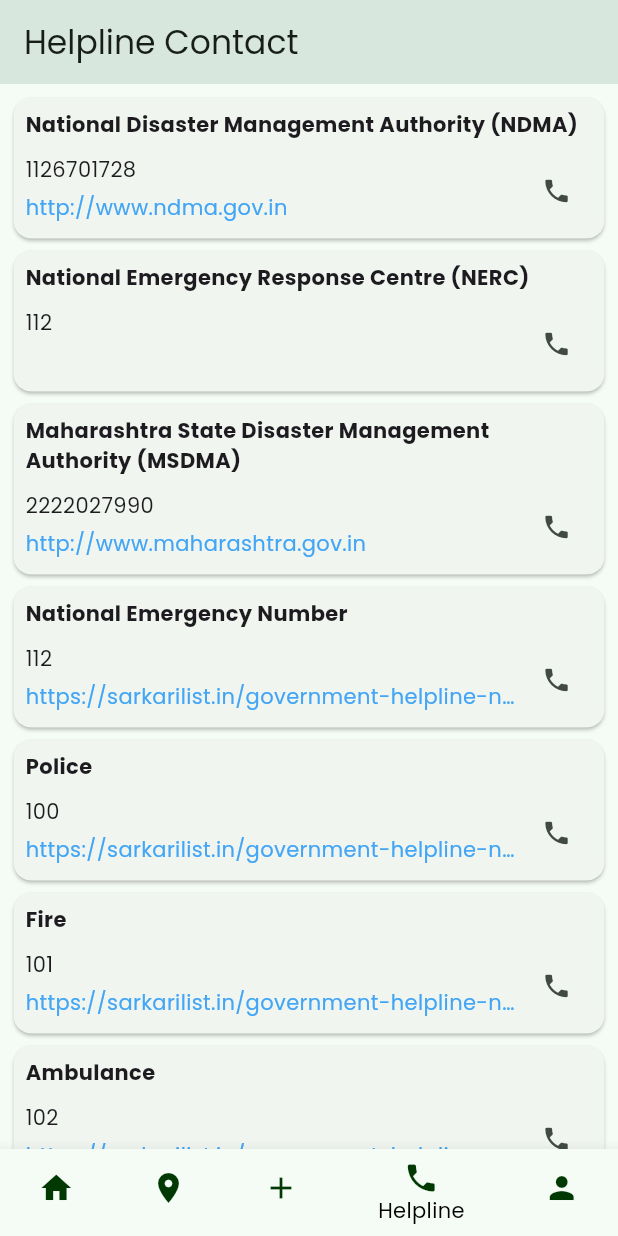
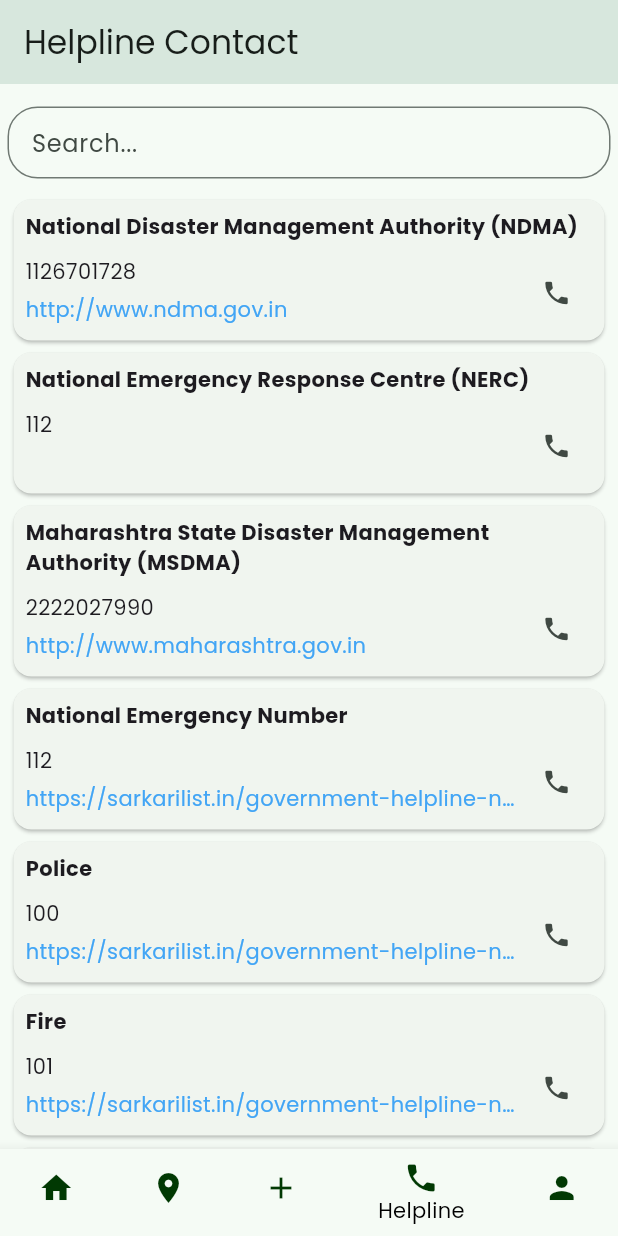
Before and after one commit to VishalRChaudhari/Disaster-, a Flutter app: the screen it shows once a user with an empty profile is signed in, item 4 of the bottom bar chosen, after a tap on the "phone" icon, on a phone screen of 412 x 824 dp. Run offline on Flutter 3.47's test engine with Material 3 defaults, Android fonts, the light colour scheme and no system bars; our stand-ins replace cloud_firestore, firebase_auth, firebase_core, flutter_map, font_awesome_flutter, geocoding and 6 more; accounts and stored records are empty; network calls fail.

Commit message:
UI updates in homepage

```diff
--- a/lib/Screens/home.dart
+++ b/lib/Screens/home.dart
@@ -4,7 +4,7 @@
 import 'package:disastermanagement/Widgets/disaster_page.dart';
 import 'package:disastermanagement/Widgets/helpline_card.dart';
 import 'package:disastermanagement/Widgets/profile.dart';
-import 'package:firebase_auth/firebase_auth.dart';
+
 import 'package:flutter/material.dart';
 
 class HomePage extends StatefulWidget {
@@ -67,7 +67,6 @@
               },
               icon: const Icon(Icons.notifications_outlined),
             ),
-
         ],
       ),
       bottomNavigationBar: BottomNavigationBar(
--- a/lib/Widgets/WeatherCard.dart
+++ b/lib/Widgets/WeatherCard.dart
@@ -1,5 +1,6 @@
 import 'package:disastermanagement/sec.dart';
 import 'package:flutter/material.dart';
+import 'package:font_awesome_flutter/font_awesome_flutter.dart';
 import 'package:weather/weather.dart';
 
 class WeatherCard extends StatefulWidget {
@@ -31,54 +32,88 @@
       height: 150,
       width: double.infinity,
       child: Card(
-        elevation: 2,
+        elevation: 1,
+        shape: RoundedRectangleBorder(
+          borderRadius: BorderRadius.circular(15),
+        ),
+
+       color : Theme.of(context).colorScheme.secondaryContainer,
         child: Padding(
-          padding: const EdgeInsets.only(left: 20, top: 10),
+          padding: const EdgeInsets.all(15),
           child: Column(
             crossAxisAlignment: CrossAxisAlignment.start,
             children: [
-              //city name
               Text(
                 _weather == null ? 'Loading...' : "${_weather?.areaName}",
                 style: const TextStyle(
-                  fontWeight: FontWeight.w500,
-                  fontSize: 28,
+                  fontWeight: FontWeight.w600,
+                  fontSize: 26,
+                  color: Colors.black87,
                 ),
               ),
-              const SizedBox(
-                height: 13,
-              ),
-              //sky
-
-              //temperature
+              const SizedBox(height: 10),
               Row(
                 children: [
-                  const Text('Temperature : '),
+                  const Icon(FontAwesomeIcons.temperatureHigh,
+                      size: 18, color: Colors.orange),
+                  const SizedBox(width: 8),
                   Text(
                     _weather == null
                         ? ' - °C '
                         : '${_weather?.temperature?.celsius?.toStringAsFixed(1)}° C',
+                    style: const TextStyle(fontSize: 18),
                   ),
                 ],
               ),
-
-              //humidity
+              const SizedBox(height: 8),
               Row(
                 children: [
-                  const Text(
-                    'Humidity : ',
-                  ),
-                  Text(_weather == null
-                        ? '-' :
-                    "${_weather?.humidity}" ),
+                  // ignore: deprecated_member_use
+                  const Icon(FontAwesomeIcons.tint,
+                      size: 18, color: Colors.blue),
+                  const SizedBox(width: 8),
+                  Text(_weather == null ? '-' : "${_weather?.humidity}%",
+                      style: const TextStyle(fontSize: 18)),
                 ],
-              )
+              ),
             ],
           ),
         ),
       ),
     );
   }
+
+
+
+
+
+
+
+
+
+
+
+
+
+
+
+
+
+
+
+
+
+
+
+
+
+
+
+
+
+
+
+
 
 
 
--- a/lib/Widgets/disaster_page.dart
+++ b/lib/Widgets/disaster_page.dart
@@ -3,6 +3,7 @@
 import 'package:disastermanagement/Widgets/weatherCard.dart';
 import 'package:firebase_auth/firebase_auth.dart';
 import 'package:flutter/material.dart';
+import 'package:font_awesome_flutter/font_awesome_flutter.dart';
 
 class DisasterPage extends StatefulWidget {
   const DisasterPage({super.key});
@@ -68,29 +69,23 @@
         crossAxisAlignment: CrossAxisAlignment.start,
         children: [
           //search location
-          /*const Padding(
-            padding: EdgeInsets.only(
-              top: 10,
-            ),
-            child: TextField(
+          TextField(
             decoration: InputDecoration(
               filled: true,
-                enabled: true,
+              fillColor: Theme.of(context).colorScheme.primary.withOpacity(0.1),
               enabledBorder: OutlineInputBorder(
-                  borderRadius: BorderRadius.all(
-                    Radius.circular(25),
+                borderRadius: BorderRadius.circular(25),
+                borderSide: BorderSide(color: Colors.grey.shade400),
+              ),
+              focusedBorder: OutlineInputBorder(
+                borderRadius: BorderRadius.circular(25),
+                borderSide: const BorderSide(color: Colors.blue, width: 2),
+              ),
+              prefixIcon: const Icon(Icons.search, color: Colors.grey),
+              hintText: 'Search City',
+              contentPadding: const EdgeInsets.all(15),
             ),
           ),
-                border: OutlineInputBorder(
-                  borderRadius: BorderRadius.all(
-                    Radius.circular(25),
-                  ),
-                ),
-                label: Text('Search City'),
-                contentPadding: EdgeInsets.all(15),
-              ),
-            ),
-          ),*/
           //const SearchCity(),
           const SizedBox(
             height: 10,
@@ -99,26 +94,41 @@
 
           SizedBox(
             width: double.infinity,
-            height: 110,
+            height: 120,
             child: Card(
-              elevation: 3,
+              elevation: 1,
+              shape: RoundedRectangleBorder(
+                borderRadius: BorderRadius.circular(15),
+              ),
+              color: Theme.of(context).colorScheme.secondaryContainer,
               child: Padding(
-                padding: const EdgeInsets.only(left: 20),
-                child: Column(
+                padding: const EdgeInsets.symmetric(horizontal: 20),
+                child: Row(
+                  children: [
+                    CircleAvatar(
+                      radius: 30,
+                      backgroundColor: Theme.of(context).colorScheme.primary,
+                      child: const Icon(FontAwesomeIcons.user,
+                          size: 30, color: Colors.white),
+                    ),
+                    const SizedBox(width: 15),
+                    Column(
                       mainAxisAlignment: MainAxisAlignment.center,
                       crossAxisAlignment: CrossAxisAlignment.start,
                       children: [
                         const Text(
                           'Hello...',
-                      style: TextStyle(
-                        fontSize: 15,
+                          style: TextStyle(fontSize: 16, color: Colors.black54),
+                        ),
+                        Text(
+                          userData?['name'] ?? 'Guest',
+                          style: const TextStyle(
+                            fontSize: 24,
+                            fontWeight: FontWeight.bold,
+                            color: Colors.black87,
                           ),
                         ),
-                    Text(
-                      '${userData?['name'] ?? 'N/A'}',
-                      style: const TextStyle(
-                        fontSize: 26,
-                      ),
+                      ],
                     ),
                   ],
                 ),
@@ -136,7 +146,7 @@
             height: 10,
           ),
           const Text(
-            ' News',
+            'Latest News',
             style: TextStyle(
               fontSize: 30,
             ),
--- a/lib/Widgets/helpline_card.dart
+++ b/lib/Widgets/helpline_card.dart
@@ -1,4 +1,5 @@
 import 'package:disastermanagement/Models/helpline.dart';
+import 'package:disastermanagement/Widgets/helplinecard.dart';
 import 'package:flutter/material.dart';
 import 'package:url_launcher/url_launcher.dart';
 
@@ -12,9 +13,11 @@
 }
 
 class _HelpCard extends State<HelpCard> {
+  final TextEditingController searchcontroller = TextEditingController();
+  List<Contacts> filteredcontacts = [];
   @override
   Widget build(BuildContext context) {
-    _launchUrl(String url) async {
+    void _launchUrl(String url) async {
       final Uri uri = Uri.parse(url);
       if (await canLaunchUrl(uri)) {
         await launchUrl(
@@ -35,63 +38,64 @@
       }
     }
 
+    void searchedHelplines(String keyword) {
+      for (final contacts in emergencyContacts) {
+        if (keyword == contacts.contactName) {
+          filteredcontacts.add(contacts);
+        }
+        for (final contact in filteredcontacts) {
+          Helplinecard(
+            contactname: contact.contactName,
+            number: contact.contactNumber.toString(),
+            url: contact.url,
+            phoneCall: (number) {
+              _makePhoneCall(contact.contactNumber.toString());
+            },
+            urlLaunch: (url) {
+              _launchUrl(contact.url);
+            },
+          );
+        }
+      }
+    }
+
     return Padding(
       padding: const EdgeInsets.all(5),
       child: Column(
         crossAxisAlignment: CrossAxisAlignment.start,
         children: [
-          for (final contacts in emergencyContacts)
-            SizedBox(
-              width: double.infinity,
-              child: Card(
-                child: Padding(
-                  padding: const EdgeInsets.all(8.0),
-                  child: Column(
-                    crossAxisAlignment: CrossAxisAlignment.start,
-                    children: [
-                      // Contact Name
-                      Text(
-                        contacts.contactName,
-                        style: TextStyle(fontWeight: FontWeight.bold),
-                      ),
-                      const SizedBox(height: 10),
-                      // Number and URL Row
-                      Row(
-                        crossAxisAlignment: CrossAxisAlignment.start,
-                        children: [
-                          Expanded(
-                            child: Column(
-                              crossAxisAlignment: CrossAxisAlignment.start,
-                              children: [
-                                Text(
-                                  contacts.contactNumber.toString(),
-                                  style: TextStyle(fontSize: 14),
-                                ),
-                                const SizedBox(height: 5),
-                                GestureDetector(
-                                  child: Text(
-                                    contacts.url,
-                                    style:
-                                        TextStyle(color: Colors.blue.shade400),
-                                    overflow: TextOverflow.ellipsis,
-                                    maxLines: 1,
-                                  ),
-                                  onTap: () => _launchUrl(contacts.url),
-                                ),
-                              ],
-                            ),
-                          ),
-                          IconButton(
-                            onPressed: () => _makePhoneCall(
-                                contacts.contactNumber.toString()),
-                            icon: Icon(Icons.phone, size: 20),
-                          ),
-                        ],
-                      ),
-                    ],
-                  ),
+          SizedBox(
+            height: 10,
+          ),
+          //Search bar
+          TextField(
+
+            controller: searchcontroller,
+            decoration: InputDecoration(
+              contentPadding: EdgeInsets.all(12),
+              hintText: 'Search...',
+              border: OutlineInputBorder(
+                borderRadius: BorderRadius.all(
+                  Radius.circular(20),
                 ),
               ),
+            ),
+          ),
+          SizedBox(
+            height: 10,
+          ),
+
+          for (final contacts in emergencyContacts)
+            Helplinecard(
+              contactname: contacts.contactName,
+              number: contacts.contactNumber.toString(),
+              url: contacts.url,
+              phoneCall: (number) {
+                _makePhoneCall(contacts.contactNumber.toString());
+              },
+              urlLaunch: (url) {
+                _launchUrl(contacts.url);
+              },
             ),
         ],
       ),
--- /dev/null
+++ b/lib/Widgets/helplinecard.dart
@@ -0,0 +1,71 @@
+import 'package:flutter/material.dart';
+
+
+class Helplinecard extends StatelessWidget {
+  Helplinecard(
+      {super.key,
+      required this.contactname,
+      required this.number,
+      required this.url,
+      required this.phoneCall,
+      required this.urlLaunch});
+
+  String contactname;
+  String url;
+  String number;
+   Function(String number) phoneCall;
+   Function(String url) urlLaunch;
+  @override
+  Widget build(BuildContext context) {
+    return SizedBox(
+      width: double.infinity,
+      child: Card(
+        child: Padding(
+          padding: const EdgeInsets.all(8.0),
+          child: Column(
+            crossAxisAlignment: CrossAxisAlignment.start,
+            children: [
+              // Contact Name
+              Text(
+                contactname,
+                style: TextStyle(fontWeight: FontWeight.bold),
+              ),
+              const SizedBox(height: 10),
+              // Number and URL Row
+              Row(
+                crossAxisAlignment: CrossAxisAlignment.start,
+                children: [
+                  Expanded(
+                    child: Column(
+                      crossAxisAlignment: CrossAxisAlignment.start,
+                      children: [
+                        Text(
+                          number,
+                          style: TextStyle(fontSize: 14),
+                        ),
+                        const SizedBox(height: 5),
+                        GestureDetector(
+                          child: Text(
+                            url,
+                            style: TextStyle(color: Colors.blue.shade400),
+                            overflow: TextOverflow.ellipsis,
+                            maxLines: 1,
+                          ),
+                          onTap: () => urlLaunch(url),
+                        ),
+                      ],
+                    ),
+                  ),
+                  IconButton(
+                    onPressed: () => phoneCall(number),
+                    icon: Icon(Icons.phone, size: 20),
+                  ),
+                ],
+              ),
+            ],
+          ),
+        ),
+      ),
+    );
+  }
+}
--- a/lib/Widgets/news.dart
+++ b/lib/Widgets/news.dart
@@ -23,6 +23,7 @@
   Widget build(BuildContext context) {
     return Card(
       margin: const EdgeInsets.only(left: 8, top: 10, bottom: 10, right: 8),
+      color : Theme.of(context).colorScheme.secondaryContainer,
       child: ExpansionTile(
         title: Text(newsItem.title),
         subtitle: Text(newsItem.date),
--- a/lib/main.dart
+++ b/lib/main.dart
@@ -1,15 +1,21 @@
+import 'package:disastermanagement/Providers/address_provider.dart';
 import 'package:disastermanagement/Screens/splashsceen.dart';
 import 'package:disastermanagement/firebase_options.dart';
 import 'package:firebase_core/firebase_core.dart';
 import 'package:flutter/material.dart';
 import 'package:google_fonts/google_fonts.dart';
+import 'package:provider/provider.dart';
 
 void main() async {
   WidgetsFlutterBinding.ensureInitialized();
   await Firebase.initializeApp(
     options: DefaultFirebaseOptions.currentPlatform,
   );
-  runApp(const MyApp());
+  runApp(MultiProvider(providers: [
+    ChangeNotifierProvider(
+      create: (context) => LocationProvider(),
+    )
+  ], child: const MyApp()));
 }
 
 const Color maincolor = Color(0xFFB2BEB5);
--- a/pubspec.yaml
+++ b/pubspec.yaml
@@ -52,6 +52,9 @@
   geocoding: ^3.0.0
   file_picker: ^9.0.0
   share_plus: ^10.1.4
+  provider: ^6.1.2
+  shared_preferences: ^2.5.2
+  font_awesome_flutter: ^10.8.0
 
 
 
```
Also changed, not shown: lib/Providers/address_provider.dart (added, +31 -0 lines), lib/Widgets/profile.dart (+17 -3 lines), lib/data/profile_data.dart (added, +29 -0 lines), pubspec.lock, 1 other file. Lines whose indentation alone changed are shown as unchanged.
